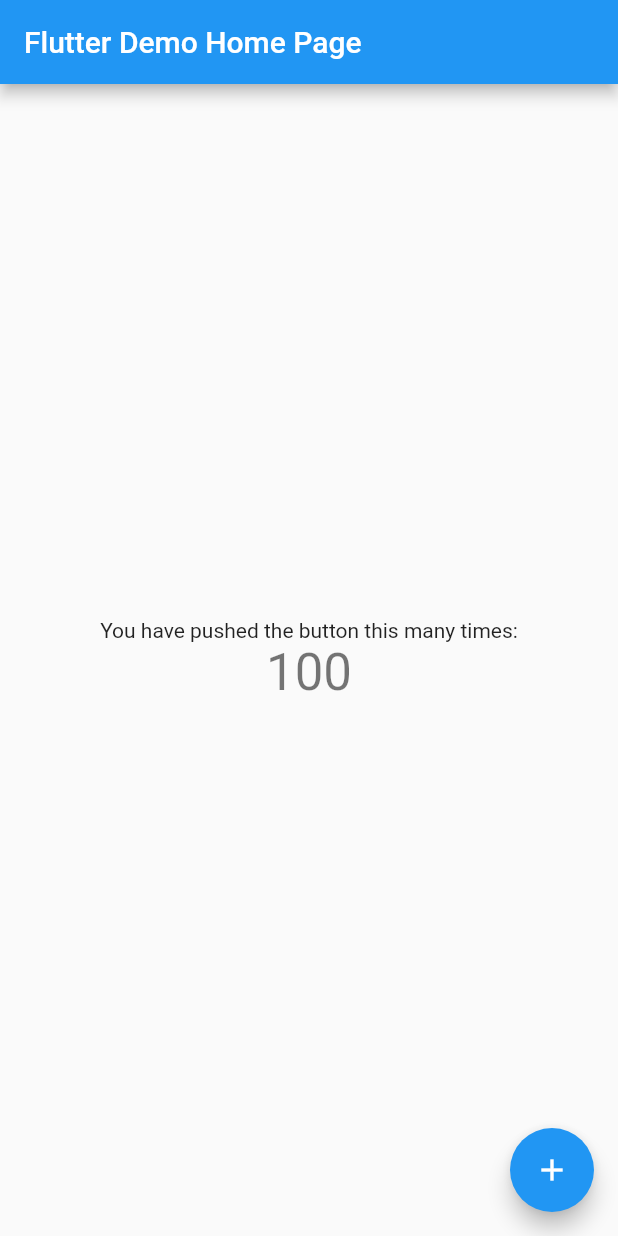
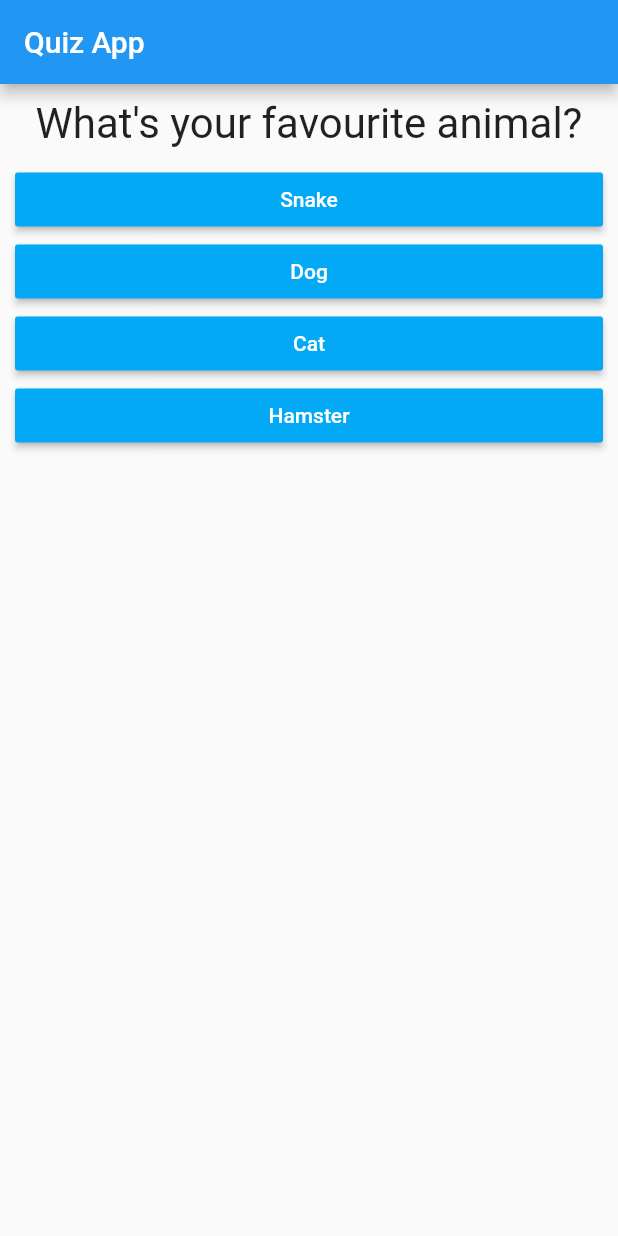
Before and after one commit to tygbspartan/quiz_app, a Flutter app: the screen it shows after launch, on a phone screen of 412 x 824 dp. Run offline on Flutter 3.47's test engine with Material 2 defaults, Android fonts, the phone set to English and light mode, and no system bars.

Commit message:
Total Score added

```diff
--- /dev/null
+++ b/lib/answer.dart
@@ -0,0 +1,22 @@
+import 'package:flutter/material.dart';
+
+class Answer extends StatelessWidget {
+  final VoidCallback selectHandler;
+  final String answerText;
+
+  Answer(this.selectHandler,this.answerText);
+
+  @override
+  Widget build(BuildContext context) {
+    return Container(
+      width: double.infinity,
+      margin: EdgeInsets.only(left: 10, right: 10),
+      child: RaisedButton(
+        color: Colors.lightBlue,
+        textColor: Colors.white,
+        child: Text(answerText),
+        onPressed: selectHandler,
+      ),
+    );
+  }
+}
--- a/lib/main.dart
+++ b/lib/main.dart
@@ -1,113 +1,88 @@
 import 'package:flutter/material.dart';
+
+import './quiz.dart';
+import './result.dart';
 
 void main() {
   runApp(MyApp());
 }
 
-class MyApp extends StatelessWidget {
-  // This widget is the root of your application.
+class MyApp extends StatefulWidget {
   @override
-  Widget build(BuildContext context) {
-    return MaterialApp(
-      title: 'Flutter Demo',
-      theme: ThemeData(
-        // This is the theme of your application.
-        //
-        // Try running your application with "flutter run". You'll see the
-        // application has a blue toolbar. Then, without quitting the app, try
-        // changing the primarySwatch below to Colors.green and then invoke
-        // "hot reload" (press "r" in the console where you ran "flutter run",
-        // or simply save your changes to "hot reload" in a Flutter IDE).
-        // Notice that the counter didn't reset back to zero; the application
-        // is not restarted.
-        primarySwatch: Colors.blue,
-      ),
-      home: MyHomePage(title: 'Flutter Demo Home Page'),
-    );
+  State<StatefulWidget> createState() {
+    // TODO: implement createState
+    return _MyAppState();
   }
 }
 
-class MyHomePage extends StatefulWidget {
-  MyHomePage({Key? key, required this.title}) : super(key: key);
+class _MyAppState extends State<MyApp> {
+  final _questions = const [
+    {
+      'questionText': 'What\'s your favourite animal?',
+      'answers': [
+        {'text': 'Snake', 'score': 10},
+        {'text': 'Dog', 'score': 1},
+        {'text': 'Cat', 'score': 4},
+        {'text': 'Hamster', 'score': 7}
+      ]
+    },
+    {
+      'questionText': 'What\'s your favourite type of food?',
+      'answers': [
+        {'text': 'Sweet', 'score': 7},
+        {'text': 'Savoury', 'score': 4},
+        {'text': 'Cheesy', 'score': 1},
+        {'text': 'Vegetables', 'score': 10}
+      ]
+    },
+    {
+      'questionText': 'What\'s your favourite color?',
+      'answers': [
+        {'text': 'Pink', 'score': 7},
+        {'text': 'Green', 'score': 4},
+        {'text': 'B&W', 'score': 1},
+        {'text': 'Orange', 'score': 10}
+      ]
+    },
+  ];
+  var _questionIndex = 0;
+  var _totalscore = 0;
 
-  // This widget is the home page of your application. It is stateful, meaning
-  // that it has a State object (defined below) that contains fields that affect
-  // how it looks.
+  void _resetQuiz(){
+    setState(() {
+      _questionIndex = 0;
+      _totalscore = 0;
+    });
+  }
 
-  // This class is the configuration for the state. It holds the values (in this
-  // case the title) provided by the parent (in this case the App widget) and
-  // used by the build method of the State. Fields in a Widget subclass are
-  // always marked "final".
-
-  final String title;
-
-  @override
-  _MyHomePageState createState() => _MyHomePageState();
-}
-
-class _MyHomePageState extends State<MyHomePage> {
-  int _counter = 100;
-
-  void _incrementCounter() {
+  void _answerQuestion(int score) {
+    _totalscore += score;
     setState(() {
-      // This call to setState tells the Flutter framework that something has
-      // changed in this State, which causes it to rerun the build method below
-      // so that the display can reflect the updated values. If we changed
-      // _counter without calling setState(), then the build method would not be
-      // called again, and so nothing would appear to happen.
-      _counter--;
+      _questionIndex = _questionIndex + 1;
     });
+    print(_questionIndex);
+    if (_questionIndex < _questions.length) {
+      print('We have more questions.');
+    } else {
+      print('No more questions');
+    }
   }
 
   @override
   Widget build(BuildContext context) {
-    // This method is rerun every time setState is called, for instance as done
-    // by the _incrementCounter method above.
-    //
-    // The Flutter framework has been optimized to make rerunning build methods
-    // fast, so that you can just rebuild anything that needs updating rather
-    // than having to individually change instances of widgets.
-    return Scaffold(
-      appBar: AppBar(
-        // Here we take the value from the MyHomePage object that was created by
-        // the App.build method, and use it to set our appbar title.
-        title: Text(widget.title),
+    return MaterialApp(
+      home: Scaffold(
+        appBar: AppBar(
+          title: Text('Quiz App'),
+        ),
+        body: _questionIndex < _questions.length
+            ? Quiz(
+                answerQuestion: _answerQuestion,
+                questionIndex: _questionIndex,
+                questions: _questions,
+              )
+            : Result(_totalscore, _resetQuiz),
       ),
-      body: Center(
-        // Center is a layout widget. It takes a single child and positions it
-        // in the middle of the parent.
-        child: Column(
-          // Column is also a layout widget. It takes a list of children and
-          // arranges them vertically. By default, it sizes itself to fit its
-          // children horizontally, and tries to be as tall as its parent.
-          //
-          // Invoke "debug painting" (press "p" in the console, choose the
-          // "Toggle Debug Paint" action from the Flutter Inspector in Android
-          // Studio, or the "Toggle Debug Paint" command in Visual Studio Code)
-          // to see the wireframe for each widget.
-          //
-          // Column has various properties to control how it sizes itself and
-          // how it positions its children. Here we use mainAxisAlignment to
-          // center the children vertically; the main axis here is the vertical
-          // axis because Columns are vertical (the cross axis would be
-          // horizontal).
-          mainAxisAlignment: MainAxisAlignment.center,
-          children: <Widget>[
-            Text(
-              'You have pushed the button this many times:',
-            ),
-            Text(
-              '$_counter',
-              style: Theme.of(context).textTheme.headline4,
-            ),
-          ],
-        ),
-      ),
-      floatingActionButton: FloatingActionButton(
-        onPressed: _incrementCounter,
-        tooltip: 'Increment',
-        child: Icon(Icons.add),
-      ), // This trailing comma makes auto-formatting nicer for build methods.
     );
   }
 }
--- /dev/null
+++ b/lib/question.dart
@@ -0,0 +1,20 @@
+import 'package:flutter/material.dart';
+
+class Question extends StatelessWidget {
+  final String questionText;
+
+  Question(this.questionText);
+
+  @override
+  Widget build(BuildContext context) {
+    return Container(
+      width: double.infinity,
+      margin: EdgeInsets.all(10),
+      child: Text(
+        questionText,
+        style: TextStyle(fontSize: 28),
+        textAlign: TextAlign.center,
+      ),
+    );
+  }
+}
--- /dev/null
+++ b/lib/quiz.dart
@@ -0,0 +1,27 @@
+import 'package:flutter/material.dart';
+import './question.dart';
+import './answer.dart';
+
+class Quiz extends StatelessWidget {
+  final List<Map<String, Object>> questions;
+  final int questionIndex;
+  final Function answerQuestion;
+
+  Quiz({this.answerQuestion, this.questions, this.questionIndex});
+
+  @override
+  Widget build(BuildContext context) {
+    return Column(
+      children: [
+        Question(
+          questions[questionIndex]['questionText'] as String,
+        ),
+        ...(questions[questionIndex]['answers'] as List<Map<String, Object>>)
+            .map((answer) {
+          return Answer(
+              () => answerQuestion(answer['score']), answer['text'] as String);
+        }).toList()
+      ],
+    );
+  }
+}
--- /dev/null
+++ b/lib/result.dart
@@ -0,0 +1,35 @@
+import 'package:flutter/material.dart';
+
+class Result extends StatelessWidget {
+  final int resultScore;
+  final Function resetHandler;
+
+  Result(this.resultScore , this.resetHandler);
+
+  String get resultPhrase {
+    var returnText;
+    if (resultScore >= 25) {
+      returnText = 'You are normal';
+    } else if (resultScore >= 20) {
+      returnText = 'You are kinda strange';
+    } else {
+      returnText = 'You are strange';
+    }
+    return returnText;
+  }
+
+  @override
+  Widget build(BuildContext context) {
+    return Center(
+      child: Column(
+        children: [
+          Text(
+            resultPhrase,
+            style: TextStyle(fontSize: 36, fontWeight: FontWeight.bold),
+          ),
+          FlatButton(onPressed: resetHandler , child: Text('Restart Quiz'))
+        ],
+      ),
+    );
+  }
+}
--- a/pubspec.yaml
+++ b/pubspec.yaml
@@ -18,7 +18,7 @@ publish_to: 'none' # Remove this line if you wish to publish to pub.dev
 version: 1.0.0+1
 
 environment:
-  sdk: ">=2.12.0 <3.0.0"
+  sdk: ">=2.11.0 <3.0.0"
 
 dependencies:
   flutter:
```
